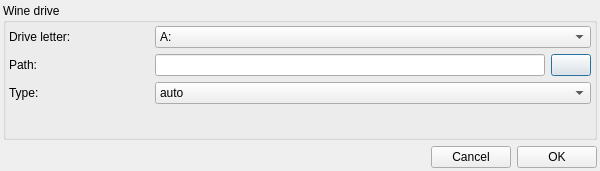
First picture: the form in src/q4wine-gui/uis/WineDriveDialog.ui, repository brezerk/q4wine, before the edit.
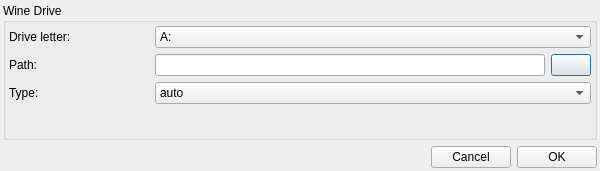
Second picture: the form after the edit.

What changed in the file:
```diff
--- a/src/q4wine-gui/uis/WineDriveDialog.ui
+++ b/src/q4wine-gui/uis/WineDriveDialog.ui
@@ -20,7 +20,7 @@
    <item>
     <widget class="QGroupBox" name="groupBox">
      <property name="title">
-      <string>Wine drive</string>
+      <string>Wine Drive</string>
      </property>
      <layout class="QVBoxLayout" name="verticalLayout">
       <property name="spacing">
```
Left out of the diff: 2 changed lines with no effect on the pictures.
